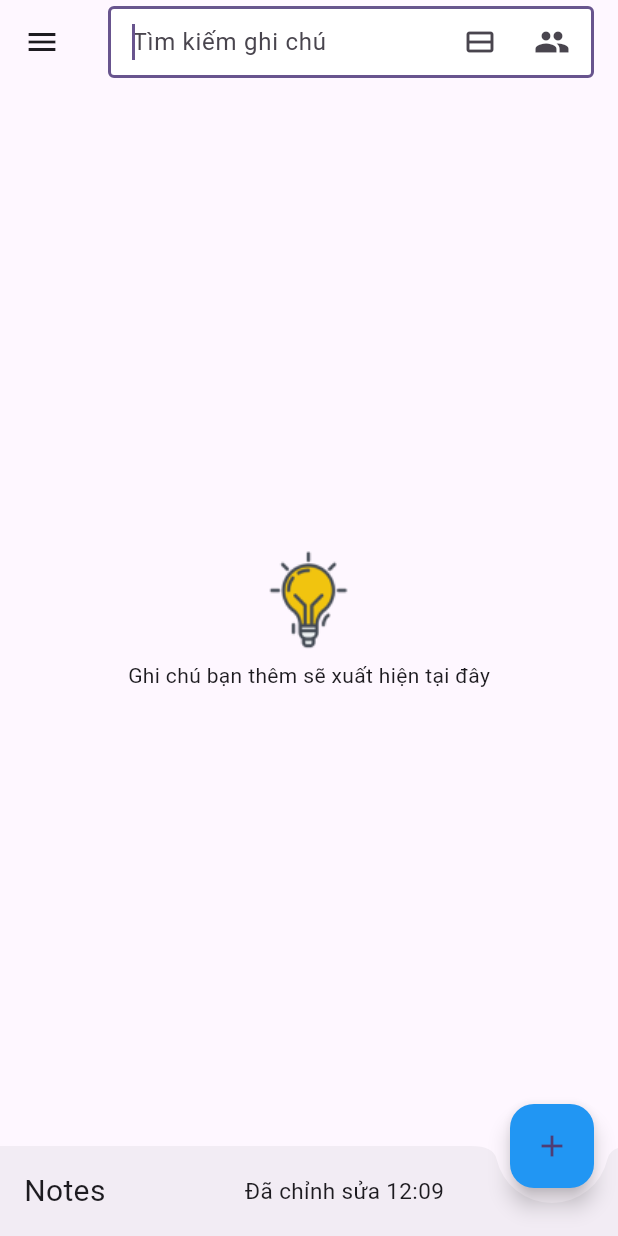
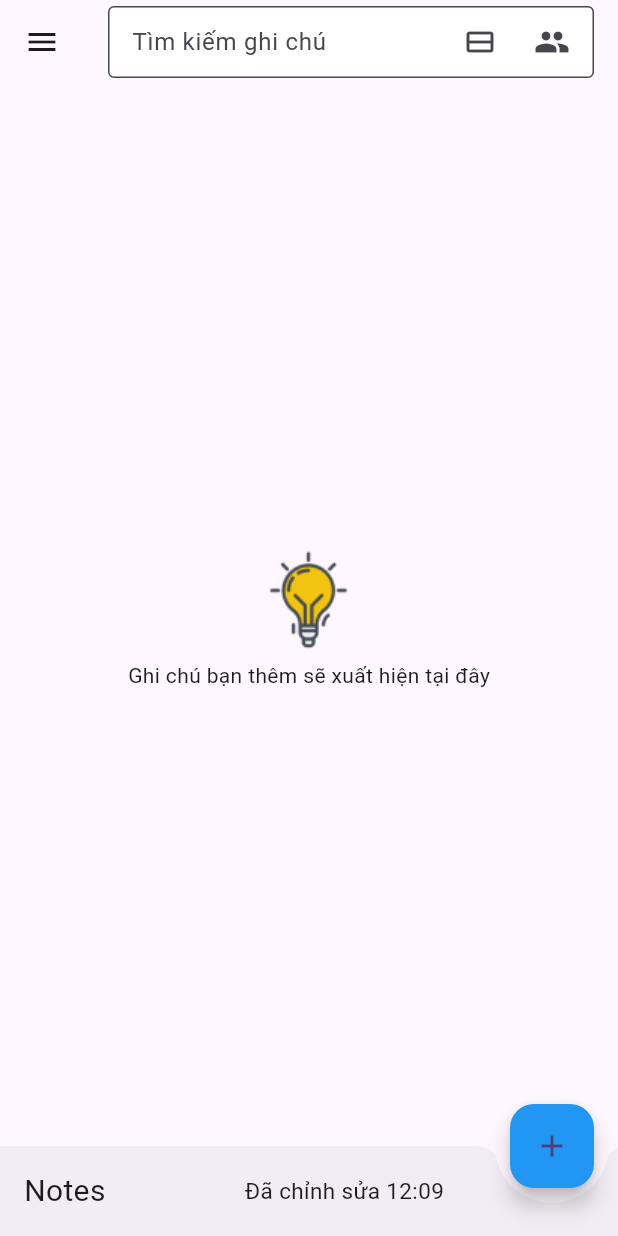
Before and after one commit to phamkhoa12332112/Notes-App, a Flutter app: the screen it shows after launch, in the side drawer, after a tap on the "add" icon, on a phone screen of 412 x 824 dp. Run offline on Flutter 3.47's test engine with Material 3 defaults, Android fonts, the phone set to English and light mode, and no system bars; our stand-ins replace flutter_bloc.

```diff
--- /dev/null
+++ b/lib/logic/cubit/counter_cubit.dart
@@ -0,0 +1,8 @@
+import 'package:flutter_bloc/flutter_bloc.dart';
+
+class CounterCubit extends Cubit<int> {
+  CounterCubit() : super(0);
+
+  void increment() => emit(state + 1);
+  void decrement() => emit(state - 1);
+}
--- a/lib/main.dart
+++ b/lib/main.dart
@@ -1,22 +1,24 @@
 import 'package:flutter/material.dart';
-import 'package:tesst/presentation/home/HomeScreen.dart';
+import 'package:flutter_bloc/flutter_bloc.dart';
+import 'package:tesst/logic/cubit/counter_cubit.dart';
+import 'package:tesst/resources/routers_manager.dart';
 
 void main() {
-  runApp(const MyApp());
+  runApp(MyApp());
 }
 
 class MyApp extends StatelessWidget {
-  const MyApp({super.key});
+  final AppRoutes _appRouter = AppRoutes();
 
   // This widget is the root of your application.
   @override
   Widget build(BuildContext context) {
-    return MaterialApp(
-      theme: ThemeData(
-        colorScheme: ColorScheme.fromSeed(seedColor: Colors.deepPurple),
-        useMaterial3: true,
-      ),
-      home: HomeScreen(),
-    );
+    return BlocProvider(
+        create: (context) => CounterCubit(),
+        child: MaterialApp(theme: ThemeData(
+          colorScheme: ColorScheme.fromSeed(seedColor: Colors.deepPurple),
+          useMaterial3: true,
+        ),
+        onGenerateRoute: _appRouter.onGenerateRoute));
   }
 }
--- a/lib/presentation/add_note_screen/AddNoteScreen.dart
+++ b/lib/presentation/add_note_screen/AddNoteScreen.dart
@@ -1,9 +1,9 @@
 import 'package:flutter/cupertino.dart';
 import 'package:flutter/material.dart';
-import 'package:tesst/presentation/home/HomeScreen.dart';
 import 'package:tesst/resources/gaps_manager.dart';
 import 'package:tesst/resources/sizes_manager.dart';
 import 'package:tesst/resources/strings_manager.dart';
+import 'package:tesst/routes/routes.dart';
 
 class AddNoteScreen extends StatefulWidget {
   const AddNoteScreen({super.key});
@@ -45,11 +45,8 @@ class _AddNoteScreenState extends State<AddNoteScreen> {
                                               Navigator.pop(context)),
                                       CupertinoDialogAction(
                                           child: const Text(StringsManger.yes),
-                                          onPressed: () => Navigator.push(
-                                              context,
-                                              MaterialPageRoute(
-                                                  builder: (context) =>
-                                                      const HomeScreen())))
+                                          onPressed: () => Navigator.pushNamed(
+                                              context, RoutesName.homeScreen))
                                     ],
                                   ),
                               barrierDismissible: false);
@@ -104,7 +101,10 @@ class _AddNoteScreenState extends State<AddNoteScreen> {
         ),
       ),
       floatingActionButton: FloatingActionButton(
-        onPressed: () {},
+        onPressed: () {
+          Navigator.popAndPushNamed(context, RoutesName.homeScreen,
+              result: [_titleController.text, _contentController.text]);
+        },
         elevation: SizesManager.e10,
         child: const Icon(Icons.save),
       ),
@@ -134,10 +134,7 @@ class _AddNoteScreenState extends State<AddNoteScreen> {
               ),
             ),
             IconButton(
-              onPressed: () {
-                Navigator.pop(
-                    context, [_titleController.text, _contentController.text]);
-              },
+              onPressed: () {},
               icon: const Icon(Icons.more_vert),
             )
           ],
--- a/lib/presentation/home/HomeScreen.dart
+++ b/lib/presentation/home/HomeScreen.dart
@@ -2,8 +2,8 @@ import 'package:flutter/material.dart';
 import 'package:tesst/resources/assets_manager.dart';
 import 'package:tesst/resources/sizes_manager.dart';
 import 'package:tesst/resources/strings_manager.dart';
+import 'package:tesst/routes/routes.dart';
 
-import '../add_note_screen/AddNoteScreen.dart';
 import '../sidebar/SideBar.dart';
 
 class HomeScreen extends StatelessWidget {
@@ -15,7 +15,6 @@ class HomeScreen extends StatelessWidget {
       drawer: Sidebar(),
       appBar: AppBar(
         title: TextField(
-          autofocus: true,
           decoration: InputDecoration(
               hintText: StringsManger.searchText_home,
               filled: true,
@@ -42,13 +41,15 @@ class HomeScreen extends StatelessWidget {
           ),
         ),
       ),
-      body: const Center(
+      body: const SafeArea(
+        child: Center(
           child: Column(
             mainAxisAlignment: MainAxisAlignment.center,
             children: <Widget>[
               Image(image: AssetImage(ImageAssets.light)),
               Text(StringsManger.hintText_home),
             ],
+          ),
         ),
       ),
       bottomNavigationBar: BottomAppBar(
@@ -78,9 +79,9 @@ class HomeScreen extends StatelessWidget {
       ),
       floatingActionButton: FloatingActionButton(
         backgroundColor: Colors.blue,
-        child: Icon(Icons.add),
+        child: const Icon(Icons.add),
         onPressed: () {
-            Navigator.push(context, MaterialPageRoute(builder: (context) => AddNoteScreen()));
+            Navigator.pushNamed(context, RoutesName.addNoteScreen);
         },
       ),
       floatingActionButtonLocation: FloatingActionButtonLocation.endDocked,
--- a/lib/presentation/sidebar/ListTitle.dart
+++ b/lib/presentation/sidebar/ListTitle.dart
@@ -1,14 +1,20 @@
 import 'package:flutter/material.dart';
+import 'package:tesst/routes/routes.dart';
 
 class Listtitle extends StatelessWidget {
   String text;
   Widget icon;
+  String routes;
 
-  Listtitle({super.key, required this.text, required this.icon});
+
+  Listtitle({super.key, required this.text, required this.icon, required this.routes});
 
   @override
   Widget build(BuildContext context) {
     return ListTile(
+      onTap: () {
+        Navigator.pushNamed(context, routes);
+      },
       leading: icon,
       title: Text(text),
     );
--- a/lib/presentation/sidebar/SideBar.dart
+++ b/lib/presentation/sidebar/SideBar.dart
@@ -2,6 +2,7 @@ import 'package:flutter/material.dart';
 import 'package:tesst/presentation/sidebar/ListTitle.dart';
 import 'package:tesst/resources/sizes_manager.dart';
 import 'package:tesst/resources/strings_manager.dart';
+import 'package:tesst/routes/routes.dart';
 
 class Sidebar extends StatelessWidget {
   const Sidebar({super.key});
@@ -11,18 +12,45 @@ class Sidebar extends StatelessWidget {
     return Drawer(
       child: ListView(
         children: [
-          Text(
-            textAlign: TextAlign.center,
-            style: TextStyle(fontSize: SizesManager.s20),
-              StringsManger.app_name
+          const Text(
+              textAlign: TextAlign.center,
+              style: TextStyle(fontSize: SizesManager.s20),
+              StringsManger.app_name),
+          Listtitle(
+            text: StringsManger.noted,
+            icon: const Icon(Icons.light),
+            routes: RoutesName.homeScreen,
           ),
-          Listtitle(text: StringsManger.noted, icon: Icon(Icons.light)),
-          Listtitle(text: StringsManger.remind, icon: Icon(Icons.conveyor_belt)),
-          Listtitle(text: StringsManger.add_lable, icon: Icon(Icons.add)),
-          Listtitle(text: StringsManger.save, icon: Icon(Icons.save)),
-          Listtitle(text: StringsManger.delete, icon: Icon(Icons.delete)),
-          Listtitle(text: StringsManger.setting, icon: Icon(Icons.settings)),
-          Listtitle(text: StringsManger.help, icon: Icon(Icons.help))
+          Listtitle(
+            text: StringsManger.remind,
+            icon: const Icon(Icons.conveyor_belt),
+            routes: RoutesName.homeScreen,
+          ),
+          Listtitle(
+            text: StringsManger.add_lable,
+            icon: const Icon(Icons.add),
+            routes: RoutesName.homeScreen,
+          ),
+          Listtitle(
+            text: StringsManger.save,
+            icon: const Icon(Icons.save),
+            routes: RoutesName.homeScreen,
+          ),
+          Listtitle(
+            text: StringsManger.delete,
+            icon: const Icon(Icons.delete),
+            routes: RoutesName.homeScreen,
+          ),
+          Listtitle(
+            text: StringsManger.setting,
+            icon: const Icon(Icons.settings),
+            routes: RoutesName.homeScreen,
+          ),
+          Listtitle(
+            text: StringsManger.help,
+            icon: const Icon(Icons.help),
+            routes: RoutesName.homeScreen,
+          )
         ],
       ),
     );
--- /dev/null
+++ b/lib/resources/routers_manager.dart
@@ -0,0 +1,18 @@
+import 'package:flutter/material.dart';
+import 'package:tesst/presentation/add_note_screen/AddNoteScreen.dart';
+import 'package:tesst/presentation/home/HomeScreen.dart';
+import 'package:tesst/routes/routes.dart';
+
+class AppRoutes {
+  Route? onGenerateRoute(RouteSettings routeSettings) {
+    switch (routeSettings.name) {
+      case RoutesName.homeScreen:
+        return MaterialPageRoute(
+            builder: (_) => const HomeScreen());
+      case RoutesName.addNoteScreen:
+        return MaterialPageRoute(builder: (_) => const AddNoteScreen());
+      default:
+        return null;
+    }
+  }
+}
--- /dev/null
+++ b/lib/routes/routes.dart
@@ -0,0 +1,4 @@
+class RoutesName {
+  static const String homeScreen = '/';
+  static const String addNoteScreen = '/add';
+}
--- a/pubspec.yaml
+++ b/pubspec.yaml
@@ -35,7 +35,7 @@ dependencies:
   # The following adds the Cupertino Icons font to your application.
   # Use with the CupertinoIcons class for iOS style icons.
   cupertino_icons: ^1.0.6
-
+  flutter_bloc: ^8.1.6
 dev_dependencies:
   flutter_test:
     sdk: flutter
```
Also changed, not shown: pubspec.lock, 1 other file. Lines whose indentation alone changed are shown as unchanged.
